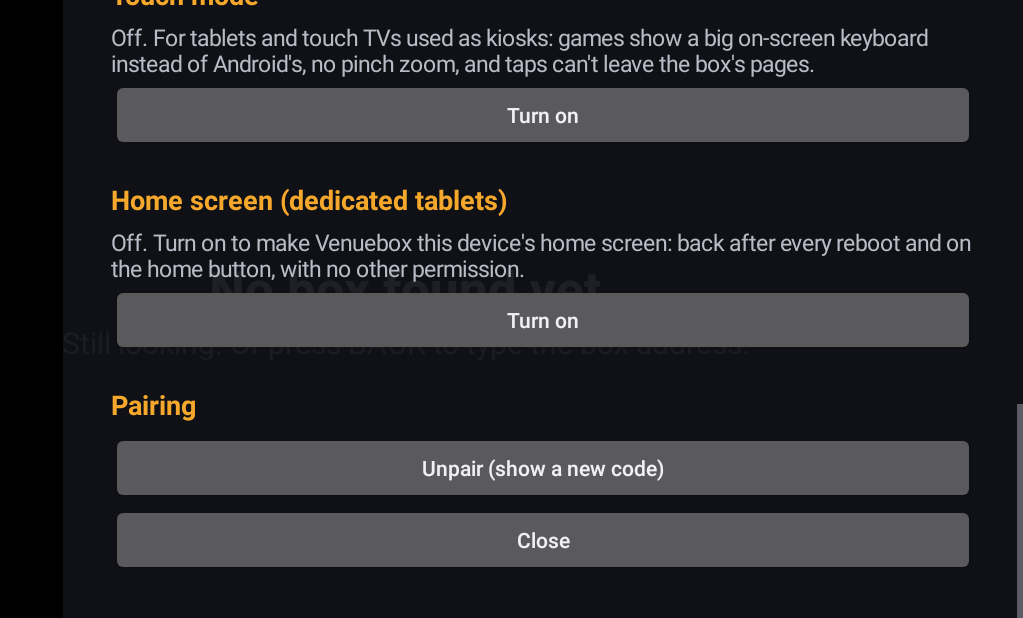
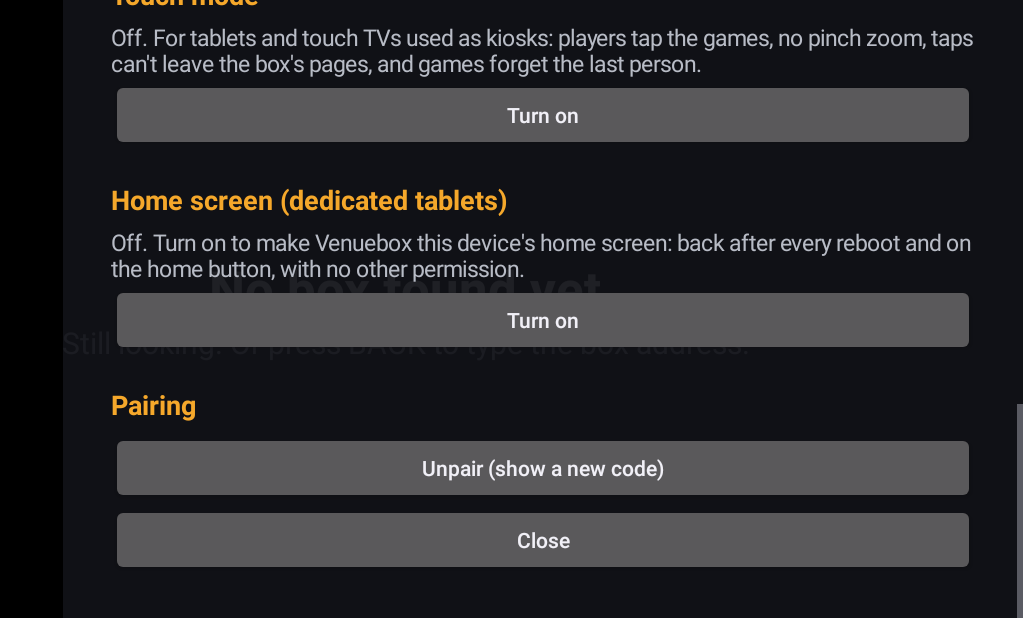
Before and after one commit to thezigpc/VenueboxAndroidClient, an Android app: the screen it shows after launch (MainActivity), scrolled down 780 dp, on a phone screen of 824 x 412 dp (held sideways). Shown: the whole screen, without its empty margins (213-1236 px from the left). Run offline under Robolectric (Android 15) with nearby library versions, the phone set to English and light mode, and no system bars.

Commit message:
Touch mode: Android's keyboard by default, big keyboard opt-in
Touch mode now keeps the kiosk limits (box pages only, no pop-ups, no
zoom, Enter belongs to the page) and injects
window.__BARGAMES_SHARED_SCREEN__ = true (GameKit 0.10.2: games forget
the last person). Typing uses Android's keyboard.

A new touch-mode option, "Use the big on-screen keyboard" (off by
default, shown only while touch mode is on), adds
window.__BARGAMES_KEYBOARD__ = true and the IME-hiding bridge, for
devices whose own keyboard is poor (a TV box with a touch panel).

Touch mode off still injects nothing.

Co-Authored-By: Claude Opus 5.5 <noreply@anthropic.com>

```diff
--- a/app/src/main/java/com/bargames/venuebox/android/MainActivity.kt
+++ b/app/src/main/java/com/bargames/venuebox/android/MainActivity.kt
@@ -117,8 +117,12 @@ class MainActivity : Activity(), ScreenUi {
     /** The current WebView was built in touch mode (keyboard flag, taps, box-only links). */
     private var touchWeb = false
     private var docStartTouch = false
+    /** What touch mode injects into each page (null: touch mode off, nothing). */
+    private var touchJs: String? = null
     private lateinit var touchNote: TextView
     private lateinit var touchToggle: Button
+    private lateinit var keyboardNote: TextView
+    private lateinit var keyboardToggle: Button
     /** The current page came from a data: URL (loaded with base about:blank). */
     private var dataPage = false
 
@@ -310,7 +314,7 @@ class MainActivity : Activity(), ScreenUi {
         }
     }
 
-    /** Touch mode's one page hook: put Android's keyboard away (see [TOUCH_JS]). */
+    /** The big keyboard's one page hook: put Android's keyboard away (see [KEYBOARD_JS]). */
     private inner class TouchBridge {
         @JavascriptInterface
         fun hideKeyboard() {
@@ -440,16 +444,19 @@ class MainActivity : Activity(), ScreenUi {
         w.settings.setSupportMultipleWindows(true)
         w.settings.javaScriptCanOpenWindowsAutomatically = false
         val touch = ctl.config.touchMode
+        val bigKeyboard = touch && ctl.config.bigKeyboard
         touchWeb = touch
         docStartTouch = false
-        if (touch) w.addJavascriptInterface(TouchBridge(), "VenueboxTouch")
+        // Touch mode: GameKit reads these before the page's scripts run. Shared screen always;
+        // the big keyboard (and its IME-hiding bridge) only when staff chose it.
+        touchJs = if (touch) SHARED_SCREEN_JS + (if (bigKeyboard) KEYBOARD_JS else "") else null
+        if (bigKeyboard) w.addJavascriptInterface(TouchBridge(), "VenueboxTouch")
         if (WebViewFeature.isFeatureSupported(WebViewFeature.DOCUMENT_START_SCRIPT)) {
             viewportScriptJs = viewportJs()
             viewportScript = WebViewCompat.addDocumentStartJavaScript(w, viewportScriptJs!!, setOf("*"))
             docStartViewport = true
-            // Touch mode: GameKit's <OnScreenKeyboard /> reads this before the page's scripts run.
-            if (touch) {
-                WebViewCompat.addDocumentStartJavaScript(w, TOUCH_JS, setOf("*"))
+            touchJs?.let {
+                WebViewCompat.addDocumentStartJavaScript(w, it, setOf("*"))
                 docStartTouch = true
             }
         }
@@ -477,7 +484,7 @@ class MainActivity : Activity(), ScreenUi {
             }
 
             override fun onPageStarted(view: WebView, pageUrl: String?, favicon: Bitmap?) {
-                if (touchWeb && !docStartTouch && !ours(pageUrl)) view.evaluateJavascript(TOUCH_JS, null)
+                if (!docStartTouch && !ours(pageUrl)) touchJs?.let { view.evaluateJavascript(it, null) }
                 if (url != null && !failed && !ours(pageUrl)) setState("loading")
             }
 
@@ -654,13 +661,26 @@ class MainActivity : Activity(), ScreenUi {
         autostartNote.setTextColor(if (canStart) 0xFFB8BCC6.toInt() else Color.WHITE)
         grantButton.visibility = if (canStart) View.GONE else View.VISIBLE
 
-        touchNote.text = if (ctl.config.touchMode) {
-            "On: games show their own big on-screen keyboard; taps stay on the box's pages."
+        val touch = ctl.config.touchMode
+        touchNote.text = if (touch) {
+            "On: players tap the games here; taps stay on the box's pages, and games treat this " +
+                "as a shared screen (they forget the last person)."
         } else {
-            "Off. For tablets and touch TVs used as kiosks: games show a big on-screen keyboard " +
-                "instead of Android's, no pinch zoom, and taps can't leave the box's pages."
+            "Off. For tablets and touch TVs used as kiosks: players tap the games, no pinch zoom, " +
+                "taps can't leave the box's pages, and games forget the last person."
         }
-        touchToggle.text = if (ctl.config.touchMode) "Turn off" else "Turn on"
+        touchToggle.text = if (touch) "Turn off" else "Turn on"
+        // The big keyboard is a touch-mode option: for devices whose own keyboard is poor (a TV
+        // box with a touch panel gets the full-screen remote keyboard).
+        keyboardNote.visibility = if (touch) View.VISIBLE else View.GONE
+        keyboardToggle.visibility = keyboardNote.visibility
+        keyboardNote.text = if (ctl.config.bigKeyboard) {
+            "Typing: the games' big on-screen keyboard."
+        } else {
+            "Typing: Android's keyboard. Switch to the games' big keyboard if this device's own " +
+                "is awkward to tap (e.g. a TV box with a touch panel)."
+        }
+        keyboardToggle.text = if (ctl.config.bigKeyboard) "Use Android's keyboard" else "Use the big on-screen keyboard"
 
         // Google TV and most TV sticks don't let another app be the home screen: tablets/phones only.
         homeSection.visibility = if (ctl.isTv()) View.GONE else View.VISIBLE
@@ -782,8 +802,17 @@ class MainActivity : Activity(), ScreenUi {
             refreshPanel()
         }
         col.addView(touchToggle)
+        keyboardNote = note("")
+        col.addView(keyboardNote)
+        keyboardToggle = button("Use the big on-screen keyboard") {
+            ctl.config.bigKeyboard = !ctl.config.bigKeyboard
+            Log.i(TAG, "big keyboard ${if (ctl.config.bigKeyboard) "on" else "off"}")
+            rebuildWeb()
+            refreshPanel()
+        }
+        col.addView(keyboardToggle)
 
-        homeSection = LinearLayout(this).apply { orientation = LinearLayout.VERTICAL }
+        homeSection =LinearLayout(this).apply { orientation = LinearLayout.VERTICAL }
         homeSection.addView(heading("Home screen (dedicated tablets)"))
         homeNote = note("")
         homeSection.addView(homeNote)
@@ -855,18 +884,21 @@ class MainActivity : Activity(), ScreenUi {
         const val AMBER = 0xFFF5A82B.toInt()
         const val MAX_PREVIEW_B64 = 270_000 // ≈200 KB of JPEG
         const val CSS_WIDTH = 1920
+        /** Touch mode: "many people use this screen" (GameKit 0.10.2), so games forget the last person. */
+        const val SHARED_SCREEN_JS = "window.__BARGAMES_SHARED_SCREEN__ = true;"
         /**
-         * GameKit 0.10's <OnScreenKeyboard /> shows its big keys when the flag is set. Its fields
-         * are inputmode=none; focusing one also puts away Android's keyboard if a plain field had
-         * brought it up (Chromium keeps it showing otherwise).
+         * Touch mode + big keyboard: GameKit 0.10's <OnScreenKeyboard /> shows its big keys. Its
+         * fields are inputmode=none; focusing one also puts away Android's keyboard if a plain
+         * field had brought it up (Chromium keeps it showing otherwise).
          */
-        const val TOUCH_JS = "window.__BARGAMES_KEYBOARD__ = true;" +
+        const val KEYBOARD_JS = "window.__BARGAMES_KEYBOARD__ = true;" +
             "document.addEventListener('focusin',function(e){var t=e.target;" +
             "if(t&&t.inputMode==='none'&&window.VenueboxTouch)VenueboxTouch.hideKeyboard();},true);"
         val WEB_SCHEMES = setOf("http", "https", "data", "about", "javascript")
         const val METRICS_JS =
             "JSON.stringify({innerWidth:innerWidth,innerHeight:innerHeight,dpr:devicePixelRatio," +
                 "scale:window.visualViewport?visualViewport.scale:null,keyboardFlag:window.__BARGAMES_KEYBOARD__===true," +
+                "sharedFlag:window.__BARGAMES_SHARED_SCREEN__===true," +
                 "meta:[].map.call(document.querySelectorAll('meta[name=viewport]'),function(m){return m.content})})"
         const val HIDE_CURSOR_JS =
             "(function(){var s=document.createElement('style');s.textContent='*,*::before,*::after{cursor:none!important}';(document.head||document.documentElement).appendChild(s);})()"
--- a/app/src/main/java/com/bargames/venuebox/android/Store.kt
+++ b/app/src/main/java/com/bargames/venuebox/android/Store.kt
@@ -35,10 +35,15 @@ class Config(context: Context) {
         get() = prefs.getString("name", null)
         set(v) = prefs.edit().putString("name", v).apply()
 
-    /** Touch mode (kiosk tablets, touch TVs): pages get the GameKit on-screen keyboard flag. */
+    /** Touch mode (kiosk tablets, touch TVs): taps, box pages only, GameKit's shared-screen flag. */
     var touchMode: Boolean
         get() = prefs.getBoolean("touchMode", false)
         set(v) = prefs.edit().putBoolean("touchMode", v).apply()
+
+    /** In touch mode, GameKit's big on-screen keyboard instead of Android's (opt-in). */
+    var bigKeyboard: Boolean
+        get() = prefs.getBoolean("bigKeyboard", false)
+        set(v) = prefs.edit().putBoolean("bigKeyboard", v).apply()
 }
 
 /**
```
Also changed, not shown: 2 other files.
